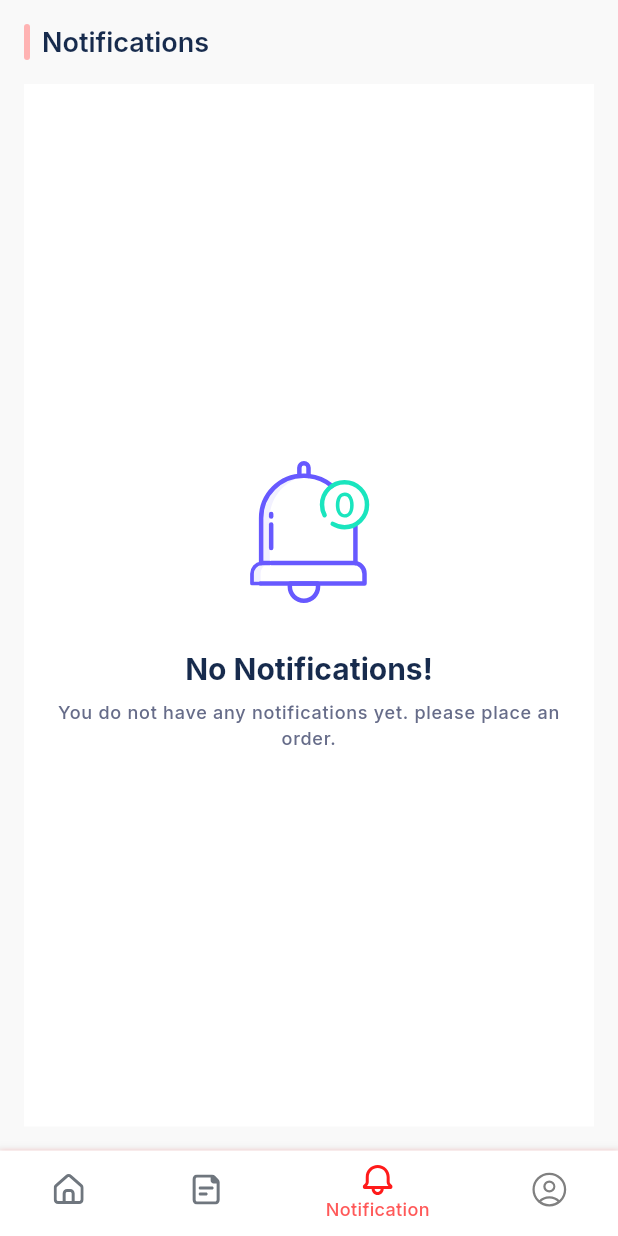
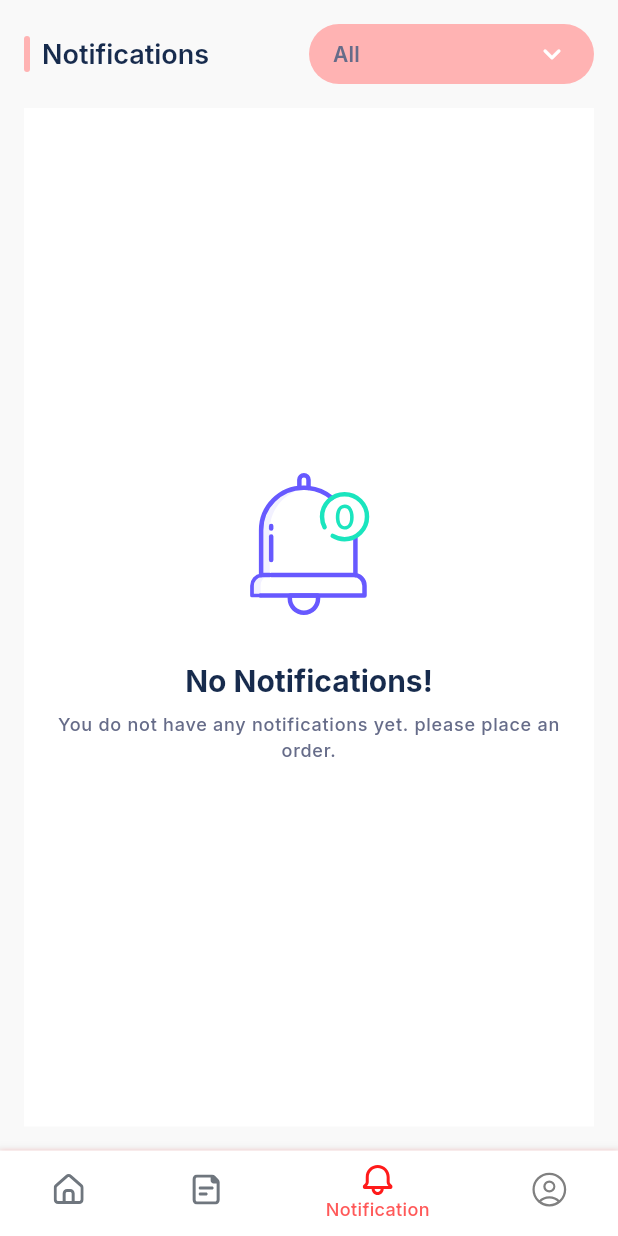
Before and after one commit to aymer-prime/gelirx, a Flutter app: the screen it shows after launch, item 3 of the bottom bar chosen, on a phone screen of 412 x 824 dp. Run offline on Flutter 3.47's test engine with Material 3 defaults, Android fonts, the phone set to English and light mode, and no system bars; our stand-ins replace auto_route, bloc, cached_network_image, connectivity_plus, dartz, dio and 21 more; missing offline and left inert: dart:ffi, flutter_facebook_auth, flutter_map_cancellable_tile_provider; accounts and stored records are empty; network calls fail.

Commit message:
Notifications page UI update.

```diff
--- a/lib/features/home/presentation/widgets/filter_button.dart
+++ b/lib/features/home/presentation/widgets/filter_button.dart
@@ -6,13 +6,13 @@ import 'package:gelirx/features/home/domain/entities/category.dart';
 
 class FilterButton extends StatelessWidget {
   final VoidCallback onSelect;
+  final String filter;
   const FilterButton({
     super.key,
     required this.filter,
     required this.onSelect,
   });
 
-  final Category filter;
 
   @override
   Widget build(BuildContext context) {
@@ -34,7 +34,7 @@ class FilterButton extends StatelessWidget {
         ),
         child: Center(
           child: Text(
-            filter.name,
+            filter,
             style: context.textTheme.titleMedium,
           ),
         ),
--- a/lib/features/home/presentation/widgets/filter_widget.dart
+++ b/lib/features/home/presentation/widgets/filter_widget.dart
@@ -11,7 +11,7 @@ import 'package:gelirx/features/home/presentation/widgets/filter_button.dart';
 class FilterWidget extends StatelessWidget {
   final String title;
   final Function(int index) onSelect;
-  final List<Category> data;
+  final List<String> data;
   final int currentFilterIndex;
   const FilterWidget(
       {super.key,
@@ -81,31 +81,23 @@ class FilterWidget extends StatelessWidget {
         );
       },
       child: Container(
+        padding: const EdgeInsets.symmetric(
+          horizontal: AppPadding.p16,
+        ),
         height: AppSize.s40,
         decoration: BoxDecoration(
           color: ColorManager.lightPrimary,
           borderRadius: BorderRadius.circular(20),
         ),
         child: Row(
-          mainAxisAlignment: MainAxisAlignment.spaceAround,
           children: [
-            Padding(
-              padding: const EdgeInsets.all(AppPadding.p8),
-              child: CachedNetworkImage(
-                imageUrl: data[currentFilterIndex].img,
-                fit: BoxFit.cover,
-                height: AppSize.s18,
-              ),
+            Text(
+              data[currentFilterIndex].capitalizeFirst(),
+              style: context.textTheme.titleMedium,
+              overflow: TextOverflow.ellipsis,
+              textAlign: TextAlign.center,
             ),
-            Flexible(
-              fit: FlexFit.tight,
-              child: Text(
-                data[currentFilterIndex].name.capitalizeFirst(),
-                style: context.textTheme.titleMedium,
-                overflow: TextOverflow.ellipsis,
-                textAlign: TextAlign.center,
-              ),
-            ),
+            const Expanded(child: SizedBox()),
             Icon(
               Icons.keyboard_arrow_down_rounded,
               color: ColorManager.white,
--- a/lib/features/notifications/presentation/pages/notifications_page.dart
+++ b/lib/features/notifications/presentation/pages/notifications_page.dart
@@ -4,6 +4,7 @@ import 'package:gelirx/app/extensions/context.dart';
 import 'package:gelirx/app/utils/resources/assets_manager.dart';
 import 'package:gelirx/app/utils/resources/color_manager.dart';
 import 'package:gelirx/app/utils/resources/values_manager.dart';
+import 'package:gelirx/features/home/presentation/widgets/filter_widget.dart';
 import 'package:gelirx/features/shared/widgets/card_label_widget.dart';
 
 class NotificationsPage extends StatelessWidget {
@@ -18,7 +19,22 @@ class NotificationsPage extends StatelessWidget {
         ),
         child: Column(
           children: [
-            CardLabelWidget(label: 'Notifications'),
+            Row(
+              mainAxisAlignment: MainAxisAlignment.spaceBetween,
+              children: [
+                const Flexible(
+                  child: CardLabelWidget(label: 'Notifications'),
+                ),
+                Flexible(
+                  child: FilterWidget(
+                    title: 'title',
+                    data: ['All', 'Unread'],
+                    currentFilterIndex: 0,
+                    onSelect: (index) {},
+                  ),
+                )
+              ],
+            ),
             const SizedBox(height: AppSize.s16),
             Expanded(
               child: Container(
```
